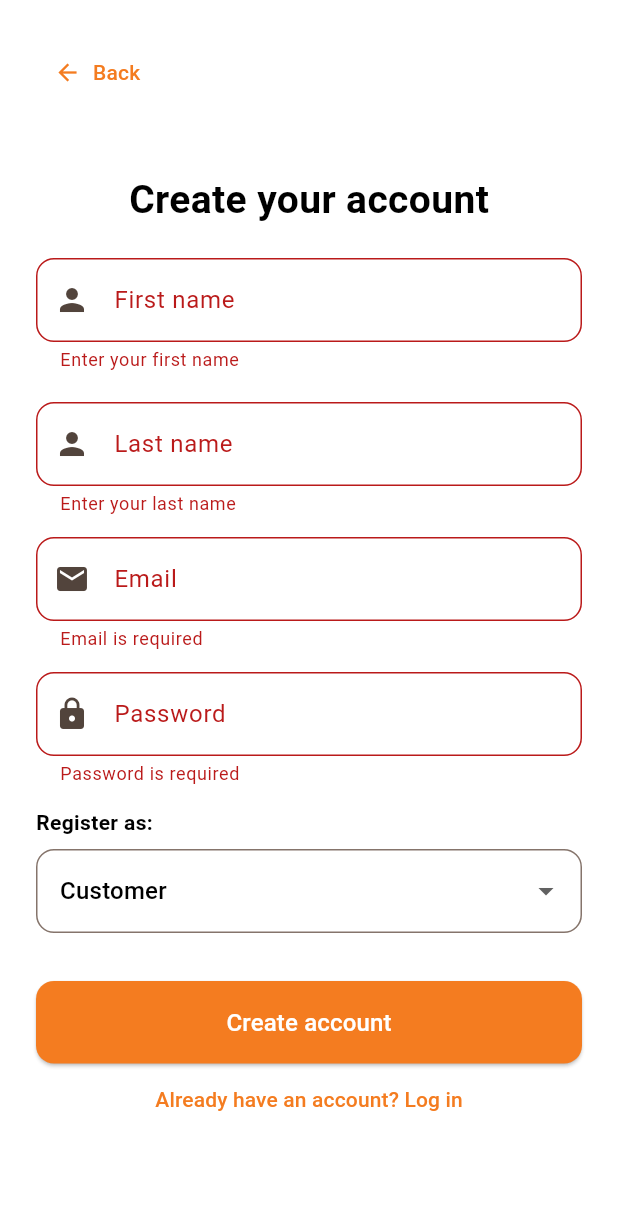
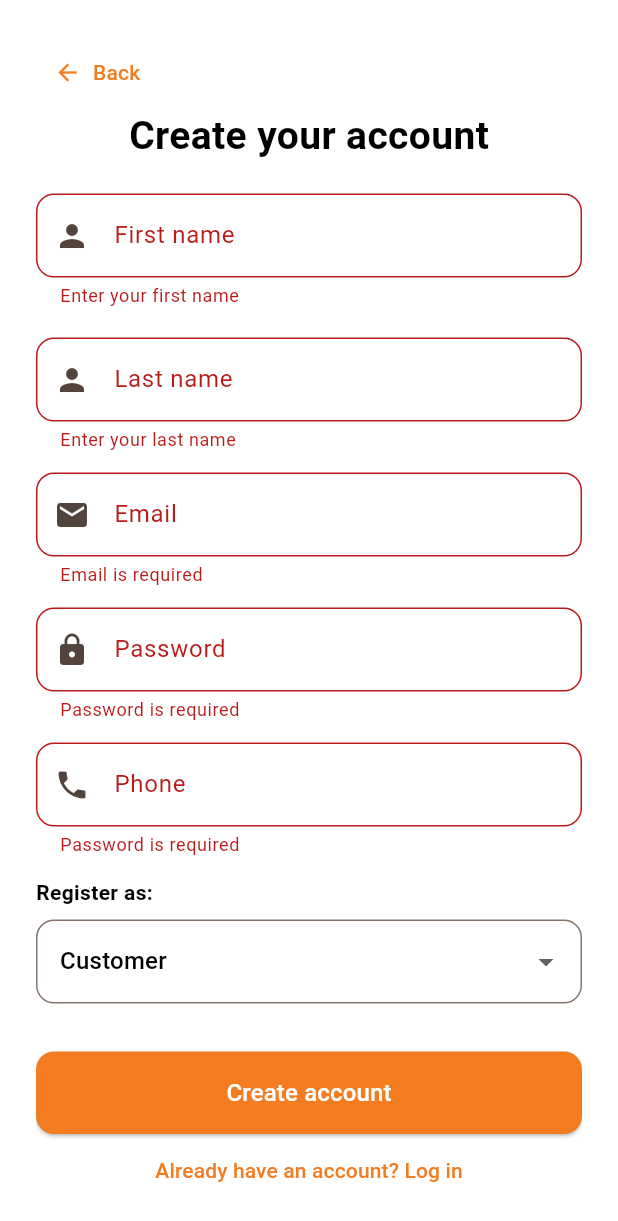
Before and after one commit to rtamb0/incanteen, a Flutter app: the SignupPage screen opened by its route, after a tap on "Create account", on a phone screen of 412 x 824 dp. Shown: the top 1221 px of the screen. Run offline on Flutter 3.47's test engine with Material 3 defaults, Android fonts, the phone set to English and light mode, and no system bars; our stand-ins replace cloud_firestore, dio, firebase_auth, firebase_core, firebase_messaging, shared_preferences; missing offline and left inert: dart_jsonwebtoken; accounts and stored records are empty.

Commit message:
Add phone number field + naming changes for the vendor fields

```diff
--- a/lib/constants/validation_constants.dart
+++ b/lib/constants/validation_constants.dart
@@ -5,4 +5,7 @@ class ValidationConstants {
 
   /// Minimum password length
   static const int minPasswordLength = 6;
+
+  /// Minimum phone number length
+  static const int minPhoneNumberLength = 10;
 }
--- a/lib/pages/auth/signup_page.dart
+++ b/lib/pages/auth/signup_page.dart
@@ -18,10 +18,11 @@ class _SignupPageState extends State<SignupPage> {
   final _lastNameCtl = TextEditingController();
   final _emailCtl = TextEditingController();
   final _passCtl = TextEditingController();
+  final _phoneCtl = TextEditingController();
 
   // Vendor-specific controllers
-  final _shopNameCtl = TextEditingController();
-  final _shopAddressCtl = TextEditingController();
+  final _businessNameCtl = TextEditingController();
+  final _businessAddressCtl = TextEditingController();
 
   // Role selection
   String _role = 'customer';
@@ -34,8 +35,9 @@ class _SignupPageState extends State<SignupPage> {
     _lastNameCtl.dispose();
     _emailCtl.dispose();
     _passCtl.dispose();
-    _shopNameCtl.dispose();
-    _shopAddressCtl.dispose();
+    _phoneCtl.dispose();
+    _businessNameCtl.dispose();
+    _businessAddressCtl.dispose();
     super.dispose();
   }
 
@@ -51,8 +53,8 @@ class _SignupPageState extends State<SignupPage> {
       // Collect vendor-specific data if needed
       final vendorData = _role == 'vendor'
           ? {
-              'shopName': _shopNameCtl.text.trim(),
-              'shopAddress': _shopAddressCtl.text.trim(),
+              'businessName': _businessNameCtl.text.trim(),
+              'businessAddress': _businessAddressCtl.text.trim(),
             }
           : null;
 
@@ -62,6 +64,7 @@ class _SignupPageState extends State<SignupPage> {
         _passCtl.text.trim(),
         '${_firstNameCtl.text.trim()} ${_lastNameCtl.text.trim()}',
         _role,
+        extraMetadata: vendorData,
       );
 
       if (!mounted) return;
@@ -202,6 +205,28 @@ class _SignupPageState extends State<SignupPage> {
                             },
                           ),
                           const SizedBox(height: 14),
+                          TextFormField(
+                            controller: _phoneCtl,
+                            keyboardType: TextInputType.phone,
+                            decoration: InputDecoration(
+                              labelText: "Phone",
+                              prefixIcon: const Icon(Icons.phone),
+                              border: OutlineInputBorder(
+                                borderRadius: BorderRadius.circular(12),
+                              ),
+                            ),
+                            validator: (value) {
+                              if (value == null || value.isEmpty) {
+                                return "Password is required";
+                              }
+                              if (value.length <
+                                  ValidationConstants.minPhoneNumberLength) {
+                                return "Minimum ${ValidationConstants.minPhoneNumberLength} digits";
+                              }
+                              return null;
+                            },
+                          ),
+                          const SizedBox(height: 14),
                           const Align(
                             alignment: Alignment.centerLeft,
                             child: Text(
@@ -256,9 +281,9 @@ class _SignupPageState extends State<SignupPage> {
                                         CrossAxisAlignment.stretch,
                                     children: [
                                       TextFormField(
-                                        controller: _shopNameCtl,
+                                        controller: _businessNameCtl,
                                         decoration: InputDecoration(
-                                          labelText: "Shop name",
+                                          labelText: "Business name",
                                           prefixIcon: const Icon(
                                             Icons.storefront,
                                           ),
@@ -278,9 +303,9 @@ class _SignupPageState extends State<SignupPage> {
                                       ),
                                       const SizedBox(height: 12),
                                       TextFormField(
-                                        controller: _shopAddressCtl,
+                                        controller: _businessAddressCtl,
                                         decoration: InputDecoration(
-                                          labelText: "Shop address (optional)",
+                                          labelText: "Business address",
                                           prefixIcon: const Icon(
                                             Icons.location_on,
                                           ),
@@ -290,6 +315,13 @@ class _SignupPageState extends State<SignupPage> {
                                             ),
                                           ),
                                         ),
+                                        validator: (v) {
+                                          if (_role != 'vendor') return null;
+                                          if (v == null || v.trim().isEmpty) {
+                                            return 'Enter shop address';
+                                          }
+                                          return null;
+                                        },
                                         // optional field: no validator
                                       ),
                                       const SizedBox(height: 12),
```
